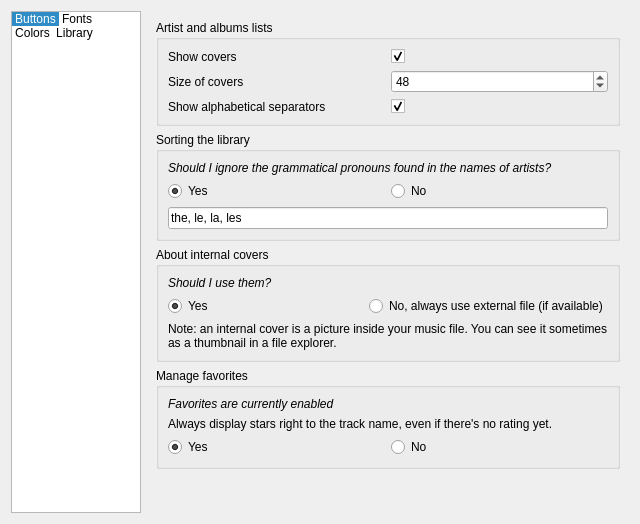
This is code/src/customizetheme.ui in MBach/Miam-Player as Qt 5 draws it before an edit. The edited form follows.
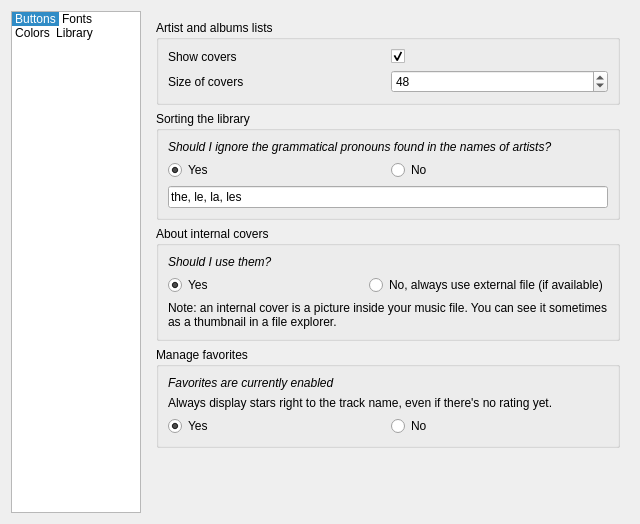
This is the edited form. The open tabs and pages were chosen to show the change. Icons and pictures are not drawn. Custom widgets are drawn as their Qt base class.

Commit message: Removing the ability for one to hide separators

Diff of the .ui file:
```diff
--- a/code/src/customizetheme.ui
+++ b/code/src/customizetheme.ui
@@ -1380,23 +1380,6 @@
             </property>
            </widget>
           </item>
-          <item row="2" column="0">
-           <widget class="QLabel" name="labelAlphabeticalSeparators">
-            <property name="text">
-             <string>Show alphabetical separators</string>
-            </property>
-           </widget>
-          </item>
-          <item row="2" column="1">
-           <widget class="QCheckBox" name="checkBoxAlphabeticalSeparators">
-            <property name="text">
-             <string/>
-            </property>
-            <property name="checked">
-             <bool>true</bool>
-            </property>
-           </widget>
-          </item>
           <item row="0" column="0">
            <widget class="QLabel" name="labelDisplayCovers">
             <property name="text">
```
Left out of the diff: 20 changed lines with no effect on the pictures. The commit also changes 3 other files.
